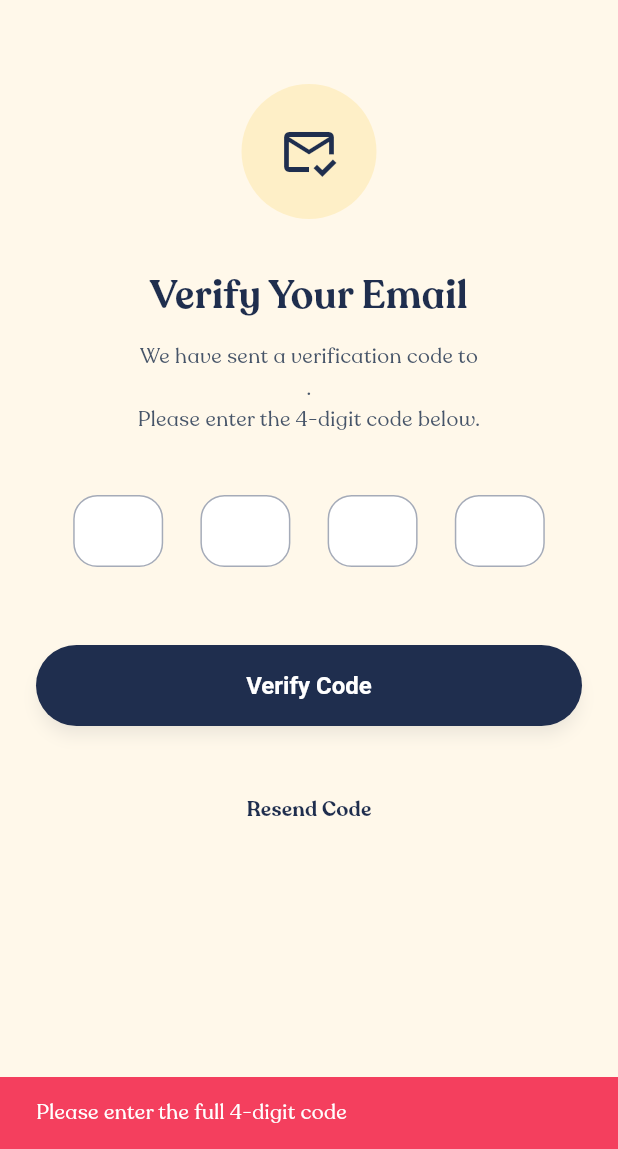
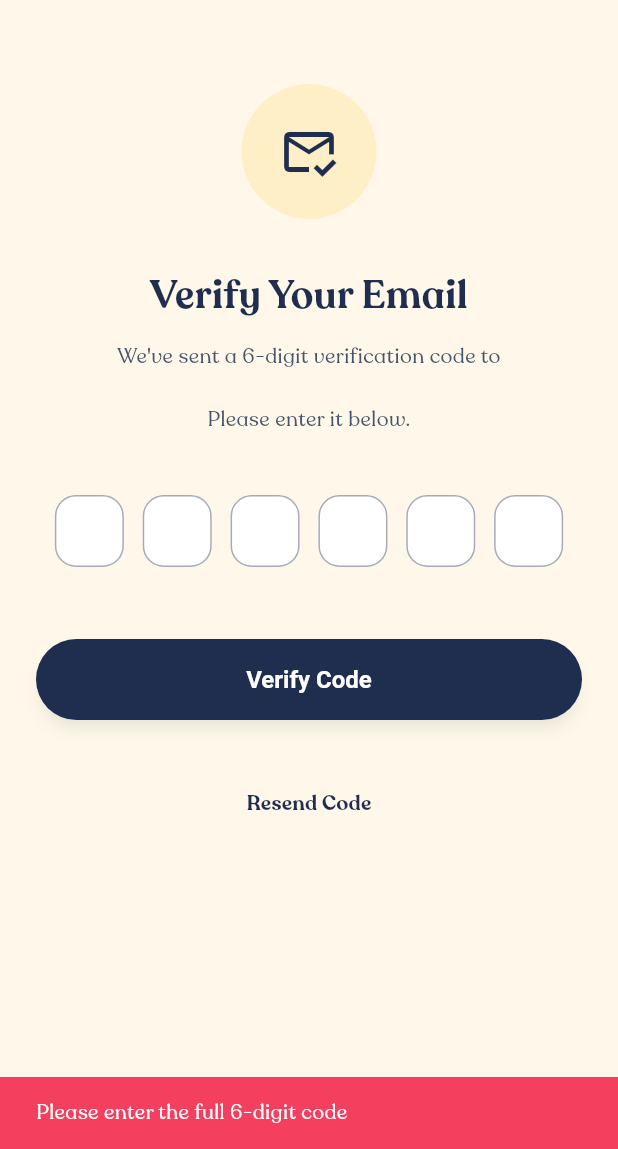
Before and after one commit to hanzlamirza910-stack/Twicely, a Flutter app: the OtpScreen screen opened directly with empty values, after a tap on "Verify Code", on a phone screen of 412 x 824 dp, the part 87-1236 px from its top. Run offline on Flutter 3.47's test engine with Material 3 defaults, Android fonts, the phone set to English and light mode, and no system bars; our stand-ins replace shared_preferences, webview_flutter; accounts and stored records are empty.

Commit message:
feat: complete real auth flow — OTP verify/resend, forgot-password→OTP→reset pipeline, remove all mocks

```diff
--- a/lib/features/auth/presentation/screens/otp_screen.dart
+++ b/lib/features/auth/presentation/screens/otp_screen.dart
@@ -1,6 +1,7 @@
 import 'package:flutter/material.dart';
 import '../../../../core/constants/app_colors.dart';
 import '../../../../core/utils/session_manager.dart';
+import '../../../../core/services/api_service.dart';
 import '../../../../core/widgets/custom_button.dart';
 import '../../../home/presentation/screens/home_screen.dart';
 import '../../../home/presentation/screens/merchant_dashboard.dart';
@@ -23,9 +24,11 @@ class OtpScreen extends StatefulWidget {
 }
 
 class _OtpScreenState extends State<OtpScreen> {
-  final List<FocusNode> _focusNodes = List.generate(4, (_) => FocusNode());
-  final List<TextEditingController> _controllers = List.generate(4, (_) => TextEditingController());
+  final List<FocusNode> _focusNodes = List.generate(6, (_) => FocusNode());
+  final List<TextEditingController> _controllers =
+      List.generate(6, (_) => TextEditingController());
   bool _isLoading = false;
+  bool _isResending = false;
 
   @override
   void dispose() {
@@ -38,71 +41,119 @@ class _OtpScreenState extends State<OtpScreen> {
     super.dispose();
   }
 
+  String get _otpPurpose =>
+      widget.isPasswordReset ? 'password_reset' : 'registration';
+
   void _verifyOtp() async {
     final code = _controllers.map((c) => c.text).join();
-    if (code.length < 4) {
+    if (code.length < 6) {
       ScaffoldMessenger.of(context).showSnackBar(
         const SnackBar(
-          content: Text('Please enter the full 4-digit code'),
+          content: Text('Please enter the full 6-digit code'),
           backgroundColor: AppColors.danger,
         ),
       );
       return;
     }
 
-    setState(() {
-      _isLoading = true;
-    });
+    setState(() => _isLoading = true);
+    debugPrint('[OTP Screen] Verifying OTP: $code for email: ${widget.email}, purpose: $_otpPurpose');
 
-    // Simulate OTP server check
-    await Future.delayed(const Duration(milliseconds: 1500));
+    final result = await ApiService.verifyOtp(
+      otpCode: code,
+      email: widget.email,
+      purpose: _otpPurpose,
+    );
 
-    if (mounted) {
-      setState(() {
-        _isLoading = false;
-      });
+    debugPrint('[OTP Screen] Verify response: $result');
 
-      // Show success
+    if (!mounted) return;
+    setState(() => _isLoading = false);
+
+    if (result['success'] == true) {
       ScaffoldMessenger.of(context).showSnackBar(
         SnackBar(
           content: Text(widget.isPasswordReset
-              ? 'OTP Verified successfully!'
+              ? 'OTP verified! Set your new password.'
               : widget.isMerchant
-                  ? 'Merchant Account activated successfully!'
+                  ? 'Merchant account activated!'
                   : 'Account verified successfully!'),
           backgroundColor: AppColors.success,
         ),
       );
 
-      // Route based on destination
       if (widget.isPasswordReset) {
+        // Get reset key/login from response to pass to reset-password screen
+        final resetKey = result['reset_key'] as String?;
+        final resetLogin = result['reset_login'] as String?;
+        debugPrint('[OTP Screen] Password reset - key: $resetKey, login: $resetLogin');
+
         Navigator.of(context).pushReplacement(
-          MaterialPageRoute(builder: (context) => const ResetPasswordScreen()),
+          MaterialPageRoute(
+            builder: (context) => ResetPasswordScreen(
+              resetKey: resetKey,
+              login: resetLogin ?? widget.email,
+            ),
+          ),
         );
       } else {
+        // Registration verification — try to save session from response data
+        final data = result['data'] as Map<String, dynamic>?;
+        if (data != null && data['access_token'] != null) {
           await SessionManager.saveSession(
-          accessToken: 'otp_mock_token',
-          refreshToken: 'otp_mock_refresh',
-          user: {
-            'id': 8888,
-            'email': widget.email,
-            'name': widget.isMerchant ? 'Twicely Merchant' : 'Twicely Member',
-            'is_merchant': widget.isMerchant,
-            'is_user': !widget.isMerchant,
-          },
+            accessToken: data['access_token'] as String,
+            refreshToken: data['refresh_token'] as String? ?? '',
+            user: data['user'] as Map<String, dynamic>? ?? {'email': widget.email},
           );
-        if (mounted && context.mounted) {
+        } else {
+          // No tokens in verify response — session already set during registration
+          debugPrint('[OTP Screen] No tokens in verify response — using existing session');
+        }
+
+        if (mounted) {
           Navigator.of(context).pushAndRemoveUntil(
             MaterialPageRoute(
-              builder: (context) => widget.isMerchant
-                  ? const MerchantDashboard()
-                  : const HomeScreen(),
+              builder: (context) =>
+                  widget.isMerchant ? const MerchantDashboard() : const HomeScreen(),
             ),
             (route) => false,
           );
         }
       }
+    } else {
+      ScaffoldMessenger.of(context).showSnackBar(
+        SnackBar(
+          content: Text(result['message'] ?? 'Invalid OTP code. Please try again.'),
+          backgroundColor: AppColors.danger,
+        ),
+      );
     }
+  }
+
+  void _resendOtp() async {
+    setState(() => _isResending = true);
+    debugPrint('[OTP Screen] Resending OTP to: ${widget.email}, purpose: $_otpPurpose');
+
+    final result = await ApiService.sendOtp(
+      type: 'email',
+      email: widget.email,
+      purpose: _otpPurpose,
+    );
+
+    debugPrint('[OTP Screen] Resend response: $result');
+
+    if (!mounted) return;
+    setState(() => _isResending = false);
+
+    ScaffoldMessenger.of(context).showSnackBar(
+      SnackBar(
+        content: Text(result['success'] == true
+            ? (result['message'] ?? 'New code sent to ${widget.email}')
+            : (result['message'] ?? 'Failed to resend OTP. Try again.')),
+        backgroundColor:
+            result['success'] == true ? AppColors.success : AppColors.danger,
+      ),
+    );
   }
 
   @override
@@ -122,7 +173,8 @@ class _OtpScreenState extends State<OtpScreen> {
                     width: 48,
                     child: IconButton(
                       padding: EdgeInsets.zero,
-                      icon: const Icon(Icons.arrow_back, color: AppColors.primary, size: 24),
+                      icon: const Icon(Icons.arrow_back,
+                          color: AppColors.primary, size: 24),
                       onPressed: () => Navigator.of(context).pop(),
                     ),
                   ),
@@ -132,6 +184,14 @@ class _OtpScreenState extends State<OtpScreen> {
                         'assets/images/logo.webp',
                         width: 110,
                         fit: BoxFit.contain,
+                        errorBuilder: (_, __, ___) => const Text(
+                          'twicely',
+                          style: TextStyle(
+                            fontSize: 20,
+                            fontWeight: FontWeight.bold,
+                            color: AppColors.primary,
+                          ),
+                        ),
                       ),
                     ),
                   ),
@@ -159,10 +219,10 @@ class _OtpScreenState extends State<OtpScreen> {
               const SizedBox(height: 32),
 
               // Title
-              const Text(
-                'Verify Your Email',
+              Text(
+                widget.isPasswordReset ? 'Reset Code Sent' : 'Verify Your Email',
                 textAlign: TextAlign.center,
-                style: TextStyle(
+                style: const TextStyle(
                   fontSize: 26,
                   fontWeight: FontWeight.bold,
                   color: AppColors.primary,
@@ -172,7 +232,7 @@ class _OtpScreenState extends State<OtpScreen> {
 
               // Subtitle
               Text(
-                'We have sent a verification code to\n${widget.email}.\nPlease enter the 4-digit code below.',
+                'We\'ve sent a 6-digit verification code to\n${widget.email}\nPlease enter it below.',
                 textAlign: TextAlign.center,
                 style: const TextStyle(
                   color: AppColors.textSecondaryLight,
@@ -182,13 +242,13 @@ class _OtpScreenState extends State<OtpScreen> {
               ),
               const SizedBox(height: 40),
 
-              // OTP Digits Inputs Row
+              // OTP 6-digit Inputs Row
               Row(
                 mainAxisAlignment: MainAxisAlignment.spaceEvenly,
-                children: List.generate(4, (index) {
+                children: List.generate(6, (index) {
                   return SizedBox(
-                    width: 60,
-                    height: 60,
+                    width: 46,
+                    height: 56,
                     child: TextFormField(
                       controller: _controllers[index],
                       focusNode: _focusNodes[index],
@@ -196,7 +256,7 @@ class _OtpScreenState extends State<OtpScreen> {
                       textAlign: TextAlign.center,
                       maxLength: 1,
                       style: const TextStyle(
-                        fontSize: 24,
+                        fontSize: 22,
                         fontWeight: FontWeight.bold,
                         color: AppColors.primary,
                       ),
@@ -204,21 +264,25 @@ class _OtpScreenState extends State<OtpScreen> {
                         counterText: '',
                         contentPadding: EdgeInsets.zero,
                         enabledBorder: OutlineInputBorder(
-                          borderRadius: BorderRadius.circular(16),
-                          borderSide: BorderSide(color: AppColors.primary.withValues(alpha: 0.4)),
+                          borderRadius: BorderRadius.circular(14),
+                          borderSide: BorderSide(
+                              color: AppColors.primary.withValues(alpha: 0.4)),
                         ),
                         focusedBorder: OutlineInputBorder(
-                          borderRadius: BorderRadius.circular(16),
-                          borderSide: const BorderSide(color: AppColors.primary, width: 2),
+                          borderRadius: BorderRadius.circular(14),
+                          borderSide:
+                              const BorderSide(color: AppColors.primary, width: 2),
                         ),
+                        filled: true,
+                        fillColor: Colors.white,
                       ),
                       onChanged: (value) {
-                        if (value.isNotEmpty && index < 3) {
+                        if (value.isNotEmpty && index < 5) {
                           _focusNodes[index + 1].requestFocus();
                         } else if (value.isEmpty && index > 0) {
                           _focusNodes[index - 1].requestFocus();
                         }
-                        if (codeEnteredFully()) {
+                        if (_codeEnteredFully()) {
                           FocusScope.of(context).unfocus();
                         }
                       },
@@ -236,13 +300,20 @@ class _OtpScreenState extends State<OtpScreen> {
               ),
               const SizedBox(height: 32),
 
-              // Resend code timer mock
-              TextButton(
-                onPressed: () {
-                  ScaffoldMessenger.of(context).showSnackBar(
-                    const SnackBar(content: Text('New verification code sent!')),
-                  );
-                },
+              // Resend Button
+              _isResending
+                  ? const Center(
+                      child: SizedBox(
+                        width: 24,
+                        height: 24,
+                        child: CircularProgressIndicator(
+                          strokeWidth: 2,
+                          color: AppColors.primary,
+                        ),
+                      ),
+                    )
+                  : TextButton(
+                      onPressed: _resendOtp,
                       child: const Text(
                         'Resend Code',
                         style: TextStyle(
@@ -259,7 +330,7 @@ class _OtpScreenState extends State<OtpScreen> {
     );
   }
 
-  bool codeEnteredFully() {
+  bool _codeEnteredFully() {
     return _controllers.every((c) => c.text.isNotEmpty);
   }
 }
```
Also changed, not shown: lib/core/services/api_service.dart (+9 -1 lines), lib/features/auth/presentation/screens/forgot_password_screen.dart (+37 -11 lines), lib/features/auth/presentation/screens/reset_password_screen.dart (+10 -3 lines), lib/features/auth/presentation/screens/signup_screen.dart (+27 -14 lines). Lines whose indentation alone changed are shown as unchanged.
